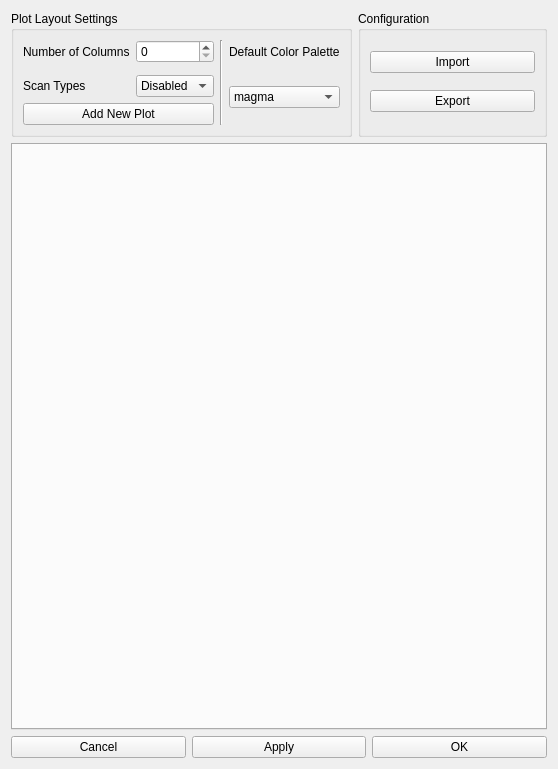
Above: bec_widgets/widgets/monitor/config_dialog.ui from bec-project/bec_widgets before the change. Below: the same form after it.
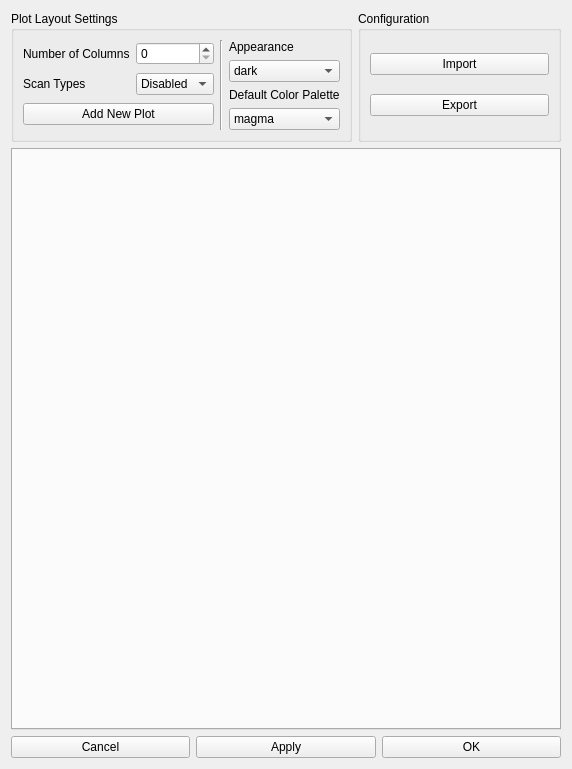
That is the form after the change.

Commit message: fix,refactor: config_dialog.ui changed design of general box, remove plot works

The edit to the form file:
```diff
--- a/bec_widgets/widgets/monitor/config_dialog.ui
+++ b/bec_widgets/widgets/monitor/config_dialog.ui
@@ -6,7 +6,7 @@
    <rect>
     <x>0</x>
     <y>0</y>
-    <width>558</width>
+    <width>572</width>
     <height>769</height>
    </rect>
   </property>
@@ -21,26 +21,88 @@
        <property name="title">
         <string>Plot Layout Settings</string>
        </property>
+       <layout class="QHBoxLayout" name="horizontalLayout_2">
+        <item>
        <layout class="QGridLayout" name="gridLayout">
+          <item row="0" column="0">
+           <widget class="QLabel" name="label_5">
+            <property name="text">
+             <string>Number of Columns</string>
+            </property>
+           </widget>
+          </item>
         <item row="0" column="1">
          <widget class="QSpinBox" name="spinBox"/>
         </item>
-        <item row="2" column="0">
-         <widget class="QLabel" name="label_2">
+          <item row="1" column="0">
+           <widget class="QLabel" name="label_6">
           <property name="text">
            <string>Scan Types</string>
           </property>
          </widget>
         </item>
-        <item row="0" column="3">
+          <item row="1" column="1">
+           <widget class="QComboBox" name="comboBox_scanTypes">
+            <item>
+             <property name="text">
+              <string>Disabled</string>
+             </property>
+            </item>
+            <item>
+             <property name="text">
+              <string>Enabled</string>
+             </property>
+            </item>
+           </widget>
+          </item>
+          <item row="2" column="0" colspan="2">
+           <widget class="QPushButton" name="pushButton_add_new_plot">
+            <property name="text">
+             <string>Add New Plot</string>
+            </property>
+           </widget>
+          </item>
+         </layout>
+        </item>
+        <item>
+         <widget class="Line" name="line">
+          <property name="orientation">
+           <enum>Qt::Vertical</enum>
+          </property>
+         </widget>
+        </item>
+        <item>
+         <layout class="QVBoxLayout" name="verticalLayout_3">
+          <item>
+           <widget class="QLabel" name="label_4">
+            <property name="text">
+             <string>Appearance</string>
+            </property>
+           </widget>
+          </item>
+          <item>
+           <widget class="QComboBox" name="comboBox_appearance">
+            <item>
+             <property name="text">
+              <string>dark</string>
+             </property>
+            </item>
+            <item>
+             <property name="text">
+              <string>bright</string>
+             </property>
+            </item>
+           </widget>
+          </item>
+          <item>
          <widget class="QLabel" name="label_3">
           <property name="text">
            <string>Default Color Palette</string>
           </property>
          </widget>
         </item>
-        <item row="1" column="3" rowspan="3">
-         <widget class="QComboBox" name="comboBox_2">
+          <item>
+           <widget class="QComboBox" name="comboBox_colormap">
           <item>
            <property name="text">
             <string>magma</string>
@@ -58,40 +120,7 @@
           </item>
          </widget>
         </item>
-        <item row="0" column="0">
-         <widget class="QLabel" name="label">
-          <property name="text">
-           <string>Number of Columns</string>
-          </property>
-         </widget>
-        </item>
-        <item row="0" column="2" rowspan="4">
-         <widget class="Line" name="line">
-          <property name="orientation">
-           <enum>Qt::Vertical</enum>
-          </property>
-         </widget>
-        </item>
-        <item row="2" column="1">
-         <widget class="QComboBox" name="comboBox">
-          <item>
-           <property name="text">
-            <string>Disabled</string>
-           </property>
-          </item>
-          <item>
-           <property name="text">
-            <string>Enabled</string>
-           </property>
-          </item>
-         </widget>
-        </item>
-        <item row="3" column="0" colspan="2">
-         <widget class="QPushButton" name="pushButton_add_new_plot">
-          <property name="text">
-           <string>Add New Plot</string>
-          </property>
-         </widget>
+         </layout>
         </item>
        </layout>
       </widget>
```
Lines whose indentation alone changed are shown as unchanged. The commit also changes 1 other file.
